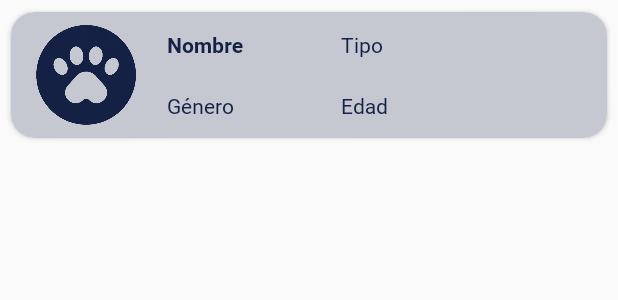
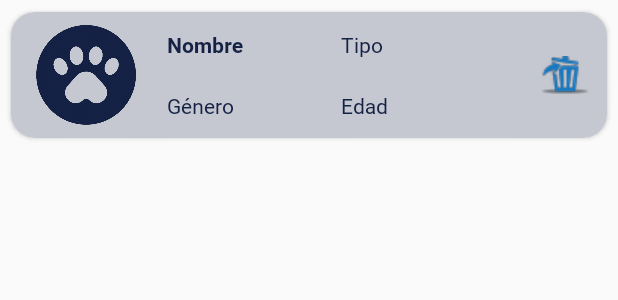
Before and after one commit to ogsilvaa/VeterinariaUpc, an Android app: the layout fila_mascotas.xml on its own in the app's theme, with its tools: preview values and no code run, on a phone screen of 412 x 824 dp. Shown: the top 300 px of the screen. Run offline under Robolectric (Android 15) with nearby library versions, the phone set to English and light mode, and no system bars.

Commit message:
Se implementa Dialog para eliminar Mascota.

```diff
--- a/PuppiesVet/app/src/main/res/layout/fila_mascotas.xml
+++ b/PuppiesVet/app/src/main/res/layout/fila_mascotas.xml
@@ -80,6 +80,16 @@
                 app:layout_constraintBottom_toBottomOf="parent"
                 app:layout_constraintStart_toEndOf="@+id/iv_mascotaSinFoto" />
 
+            <ImageButton
+                android:id="@+id/ib_Eliminarmascota"
+                android:layout_width="32dp"
+                android:layout_height="40dp"
+                android:backgroundTint="@color/color_botonesNav"
+                android:layout_marginEnd="12dp"
+                app:layout_constraintBottom_toBottomOf="@+id/fila_EdadMascota"
+                app:layout_constraintEnd_toEndOf="parent"
+                app:layout_constraintTop_toTopOf="@+id/fila_TipoMascota"
+                app:srcCompat="@drawable/deletepet" />
 
 
         </androidx.constraintlayout.widget.ConstraintLayout>
```
Also changed, not shown: PuppiesVet/app/src/main/java/com/upc/puppiesvet/AdaptadorPersonalizadoMascotas.java (+24 -0 lines), PuppiesVet/app/src/main/java/com/upc/puppiesvet/ListarMascotasActivity.java (+4 -8 lines), PuppiesVet/app/src/main/java/com/upc/puppiesvet/MascotaActivity.java (+0 -19 lines), PuppiesVet/app/src/main/java/com/upc/puppiesvet/fragments/EliminarMascotaFragment.java (deleted, +0 -36 lines), PuppiesVet/app/src/main/res/drawable/deletepet.png (added).
